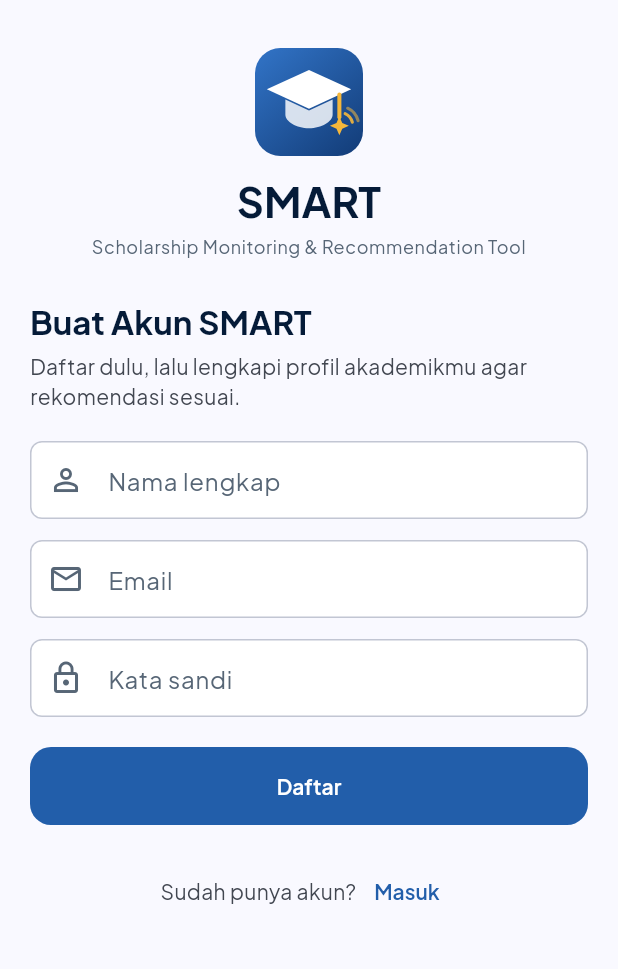
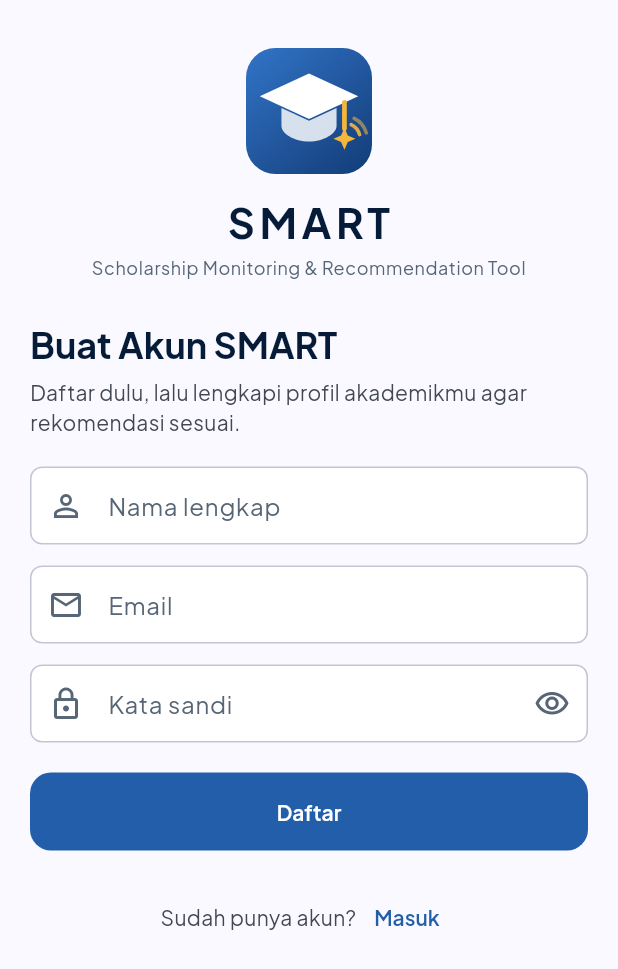
Before and after one commit to Sadamdi/smart, a Flutter app: the DaftarPage screen opened by its route, on a phone screen of 412 x 824 dp. Shown: the top 969 px of the screen. Run offline on Flutter 3.47's test engine with Material 3 defaults, Android fonts, the phone set to English and light mode, and no system bars; our stand-ins replace dio, file_picker, flutter_riverpod, flutter_secure_storage, flutter_svg, go_router and 4 more; missing offline and left inert: dart:ffi; accounts and stored records are empty; network calls fail.

Commit message:
feat(mobile): Masuk, Daftar, dan Dokumen mengikuti desain FigCraft
Co-Authored-By: Claude Sonnet 5.5 <noreply@anthropic.com>

```diff
--- a/apps/mobile/lib/features/auth/presentation/auth_pages.dart
+++ b/apps/mobile/lib/features/auth/presentation/auth_pages.dart
@@ -35,9 +35,12 @@ class _Kerangka extends StatelessWidget {
               Center(
                 child: Column(
                   children: [
-                    const LogoSmart(ukuran: 72),
-                    const SizedBox(height: 12),
-                    Text('SMART', style: t.headlineMedium),
+                    const LogoSmart(ukuran: 84),
+                    const SizedBox(height: 14),
+                    Text(
+                      'SMART',
+                      style: t.headlineMedium?.copyWith(letterSpacing: 3),
+                    ),
                     const SizedBox(height: 4),
                     Text(
                       'Scholarship Monitoring & Recommendation Tool',
@@ -48,7 +51,7 @@ class _Kerangka extends StatelessWidget {
                 ),
               ),
               const SizedBox(height: 28),
-              Text(judul, style: t.titleLarge?.copyWith(fontSize: 22)),
+              Text(judul, style: t.headlineMedium?.copyWith(fontSize: 24)),
               const SizedBox(height: 6),
               Text(subjudul, style: t.bodyMedium),
               const SizedBox(height: 20),
@@ -158,12 +161,8 @@ class _LoginPageState extends ConsumerState<LoginPage> {
               onFieldSubmitted: (_) => _masuk(),
             ),
             if (_galat != null) ...[
-              const SizedBox(height: 12),
-              Text(
-                _galat!,
-                key: const Key('galat-form'),
-                style: TextStyle(color: Warna.error),
-              ),
+              const SizedBox(height: 14),
+              _KotakGalat(_galat!),
             ],
             const SizedBox(height: 20),
             FilledButton(
@@ -195,6 +194,7 @@ class _DaftarPageState extends ConsumerState<DaftarPage> {
   final _nama = TextEditingController();
   final _email = TextEditingController();
   final _sandi = TextEditingController();
+  bool _lihat = false;
   bool _kirim = false;
   String? _galat;
 
@@ -269,23 +269,26 @@ class _DaftarPageState extends ConsumerState<DaftarPage> {
             const SizedBox(height: 14),
             TextFormField(
               controller: _sandi,
-              obscureText: true,
-              decoration: const InputDecoration(
+              obscureText: !_lihat,
+              decoration: InputDecoration(
                 labelText: 'Kata sandi',
                 hintText: 'Minimal 8 karakter',
-                prefixIcon: Icon(Icons.lock_outline),
+                prefixIcon: const Icon(Icons.lock_outline),
+                suffixIcon: IconButton(
+                  tooltip: _lihat ? 'Sembunyikan' : 'Tampilkan',
+                  icon: Icon(
+                    _lihat ? Icons.visibility_off : Icons.visibility_outlined,
+                  ),
+                  onPressed: () => setState(() => _lihat = !_lihat),
+                ),
               ),
               validator: (v) => (v ?? '').length < 8
                   ? 'Kata sandi minimal 8 karakter.'
                   : null,
             ),
             if (_galat != null) ...[
-              const SizedBox(height: 12),
-              Text(
-                _galat!,
-                key: const Key('galat-form'),
-                style: TextStyle(color: Warna.error),
-              ),
+              const SizedBox(height: 14),
+              _KotakGalat(_galat!),
             ],
             const SizedBox(height: 20),
             FilledButton(
@@ -304,3 +307,35 @@ class _DaftarPageState extends ConsumerState<DaftarPage> {
     );
   }
 }
+
+class _KotakGalat extends StatelessWidget {
+  const _KotakGalat(this.pesan);
+
+  final String pesan;
+
+  @override
+  Widget build(BuildContext context) {
+    return Container(
+      width: double.infinity,
+      padding: const EdgeInsets.all(12),
+      decoration: BoxDecoration(
+        color: Warna.errorSoft,
+        borderRadius: BorderRadius.circular(12),
+      ),
+      child: Row(
+        crossAxisAlignment: CrossAxisAlignment.start,
+        children: [
+          Icon(Icons.error_outline_rounded, size: 20, color: Warna.error),
+          const SizedBox(width: 8),
+          Expanded(
+            child: Text(
+              pesan,
+              key: const Key('galat-form'),
+              style: TextStyle(color: Warna.error),
+            ),
+          ),
+        ],
+      ),
+    );
+  }
+}
```
Also changed, not shown: apps/mobile/lib/features/dokumen/presentation/dokumen_page.dart (+77 -37 lines).
